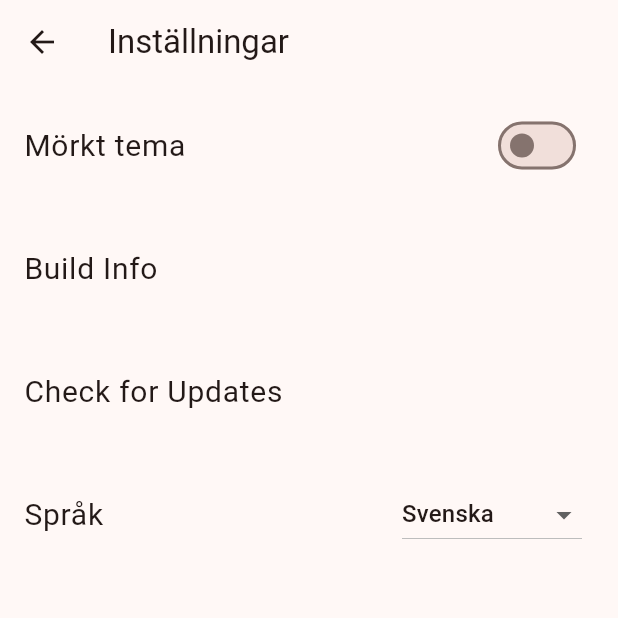
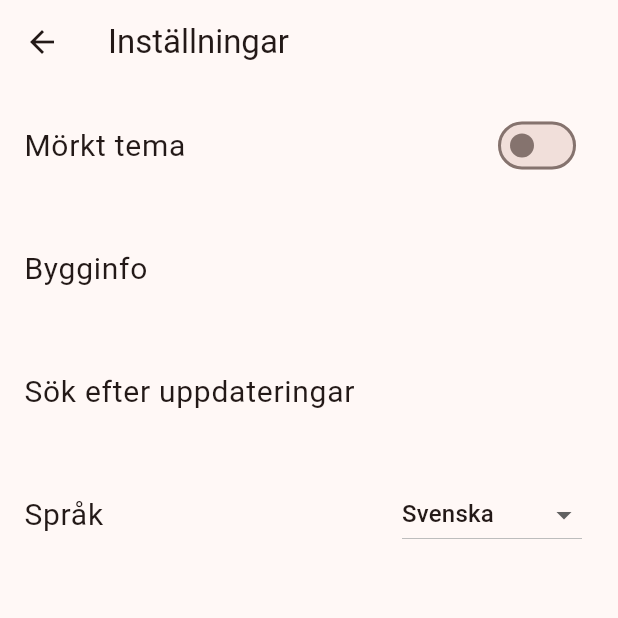
Before and after one commit to bl4ckswordsman/abc_app, a Flutter app: the SettingsPage screen opened by its route, on a phone screen of 412 x 824 dp, the top half of it. Run offline on Flutter 3.47's test engine with Material 3 defaults, Android fonts, the phone set to English and light mode, and no system bars; our stand-ins replace adaptive_theme, audioplayers, confetti, eva_icons_flutter, open_file, package_info_plus and 1 more; missing offline and left inert: flutter_custom_tabs.

Commit message:
fix: Update build info and check updates tiles to use language provider for translations

```diff
--- a/lib/settings.dart
+++ b/lib/settings.dart
@@ -171,8 +171,8 @@ class SettingsPageState extends State<SettingsPage> {
       body: ListView(
         children: [
           buildThemeSwitchTile(languageProvider),
-          buildBuildInfoTile(),
-          buildCheckUpdatesTile(),
+          buildBuildInfoTile(languageProvider),
+          buildCheckUpdatesTile(languageProvider),
           buildLanguageTile(languageProvider),
         ],
       ),
@@ -198,12 +198,12 @@ class SettingsPageState extends State<SettingsPage> {
     );
   }
 
-  ListTile buildBuildInfoTile() {
+  ListTile buildBuildInfoTile(LanguageProvider languageProvider) {
     return ListTile(
       title: Padding(
         padding: const EdgeInsets.symmetric(vertical: 18.0),
         child: Text(
-          'Build Info',
+          languageProvider.translate('buildInfo'),
           style: TextStyle(fontSize: 20),
         ),
       ),
@@ -213,14 +213,14 @@ class SettingsPageState extends State<SettingsPage> {
     );
   }
 
-  ListTile buildCheckUpdatesTile() {
+  ListTile buildCheckUpdatesTile(LanguageProvider languageProvider) {
     return !kIsWeb
         ? Platform.isAndroid
             ? ListTile(
                 title: Padding(
                   padding: const EdgeInsets.symmetric(vertical: 18.0),
                   child: Text(
-                    'Check for Updates',
+                    languageProvider.translate('checkUpdates'),
                     style: TextStyle(fontSize: 20),
                   ),
                 ),
@@ -232,7 +232,7 @@ class SettingsPageState extends State<SettingsPage> {
                 title: Padding(
                   padding: const EdgeInsets.symmetric(vertical: 18.0),
                   child: Text(
-                    'Check for Updates',
+                    languageProvider.translate('checkForUpdates'),
                     style: TextStyle(fontSize: 20, color: Colors.grey),
                   ),
                 ),
@@ -241,7 +241,7 @@ class SettingsPageState extends State<SettingsPage> {
             title: Padding(
               padding: const EdgeInsets.symmetric(vertical: 18.0),
               child: Text(
-                'Check for Updates',
+                languageProvider.translate('checkForUpdates'),
                 style: TextStyle(fontSize: 20, color: Colors.grey),
               ),
             ),
```
